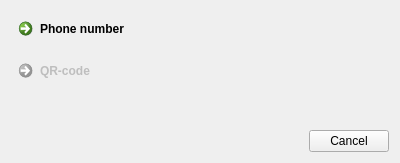
Old version of the form logintypedialog.ui in the repository kutegram/client.
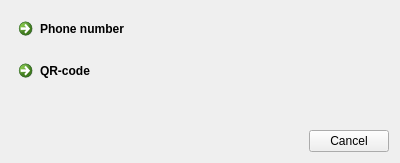
New version of the form.

Commit message: QR code flow edits

What changed in the file:
```diff
--- a/logintypedialog.ui
+++ b/logintypedialog.ui
@@ -33,9 +33,6 @@
        </item>
        <item>
         <widget class="QCommandLinkButton" name="qrButton">
-         <property name="enabled">
-          <bool>false</bool>
-         </property>
          <property name="contextMenuPolicy">
           <enum>Qt::NoContextMenu</enum>
          </property>
```
